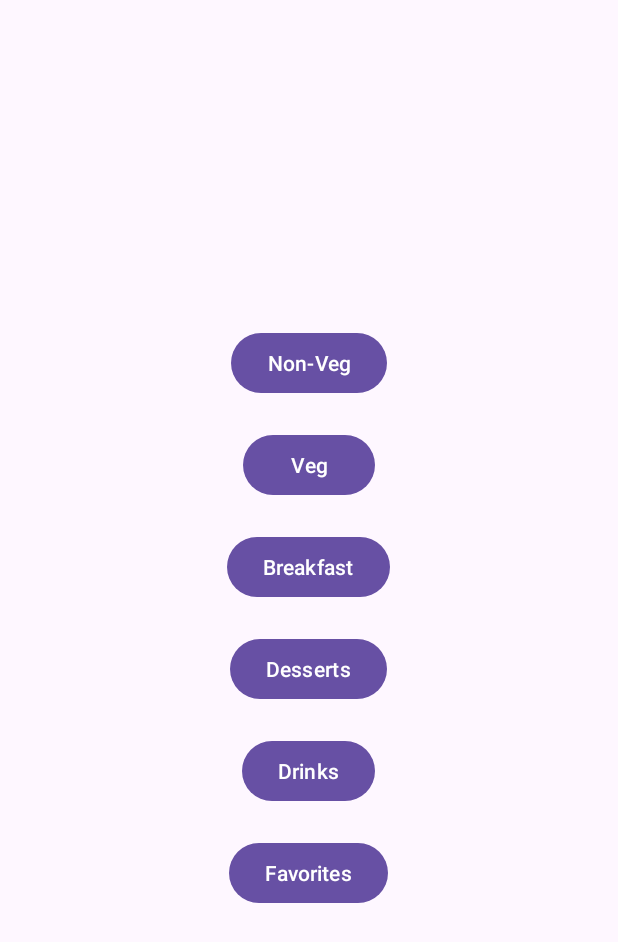
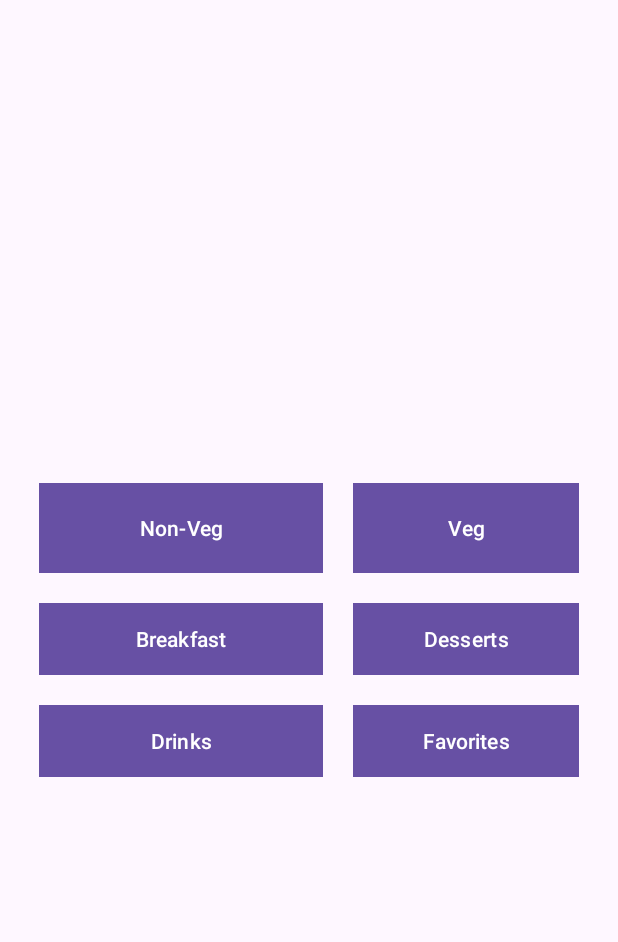
Before and after one commit to venkuu09/Sec03Group07, an Android app: the MenuActivity screen opened directly, with no data from a screen before it, on a phone screen of 412 x 824 dp. Shown: the top 942 px of the screen. Run offline under Robolectric (Android 15) with nearby library versions, the phone set to English and light mode, and no system bars.

Commit message:
Updated UI for the Menu Activity

```diff
--- a/app/src/main/res/layout/activity_main.xml
+++ b/app/src/main/res/layout/activity_main.xml
@@ -4,6 +4,17 @@
     android:orientation="vertical"
     android:gravity="center"
     android:padding="16dp">
+
+    <TextView
+        android:id="@+id/text_welcome"
+        android:layout_width="wrap_content"
+        android:layout_height="wrap_content"
+        android:text="Welcome to Kitchen Genie"
+        android:textSize="24sp"
+        android:textStyle="bold"
+        android:padding="16dp"
+        android:background="#FFDD44"
+        android:layout_marginBottom="32dp"/>
 
     <Button
         android:id="@+id/button_login"
--- a/app/src/main/res/layout/activity_menu.xml
+++ b/app/src/main/res/layout/activity_menu.xml
@@ -5,45 +5,66 @@
     android:padding="16dp"
     android:gravity="center">
 
+    <GridLayout
+        android:layout_width="match_parent"
+        android:layout_height="wrap_content"
+        android:layout_gravity="center"
+        android:layout_marginTop="16dp"
+        android:columnCount="2"
+        android:rowCount="3">
+
         <Button
             android:id="@+id/button_non_veg"
-        android:layout_width="wrap_content"
-        android:layout_height="wrap_content"
-        android:text="Non-Veg"
-        android:layout_margin="10dp" />
+            android:layout_width="189dp"
+            android:layout_height="60dp"
+            android:layout_gravity="fill"
+            android:layout_margin="10dp"
+            android:background="#FFDD44"
+            android:text="Non-Veg" />
 
         <Button
             android:id="@+id/button_veg"
-        android:layout_width="wrap_content"
+            android:layout_width="0dp"
             android:layout_height="wrap_content"
-        android:text="Veg"
-        android:layout_margin="10dp" />
+            android:layout_gravity="fill"
+            android:layout_margin="10dp"
+            android:background="#FFAA44"
+            android:text="Veg" />
 
         <Button
             android:id="@+id/button_breakfast"
-        android:layout_width="wrap_content"
+            android:layout_width="0dp"
             android:layout_height="wrap_content"
-        android:text="Breakfast"
-        android:layout_margin="10dp" />
+            android:layout_gravity="fill"
+            android:layout_margin="10dp"
+            android:background="#44FFAA"
+            android:text="Breakfast" />
 
         <Button
             android:id="@+id/button_desserts"
-        android:layout_width="wrap_content"
+            android:layout_width="0dp"
             android:layout_height="wrap_content"
-        android:text="Desserts"
-        android:layout_margin="10dp" />
+            android:layout_gravity="fill"
+            android:layout_margin="10dp"
+            android:background="#44AAFF"
+            android:text="Desserts" />
 
         <Button
             android:id="@+id/button_drinks"
-        android:layout_width="wrap_content"
+            android:layout_width="0dp"
             android:layout_height="wrap_content"
-        android:text="Drinks"
-        android:layout_margin="10dp" />
+            android:layout_gravity="fill"
+            android:layout_margin="10dp"
+            android:background="#AA44FF"
+            android:text="Drinks" />
 
         <Button
             android:id="@+id/button_favorites"
-        android:layout_width="wrap_content"
+            android:layout_width="0dp"
             android:layout_height="wrap_content"
-        android:text="Favorites"
-        android:layout_margin="10dp" />
+            android:layout_gravity="fill"
+            android:layout_margin="10dp"
+            android:background="#FF44AA"
+            android:text="Favorites" />
+    </GridLayout>
 </LinearLayout>
```
Lines whose indentation alone changed are shown as unchanged.
